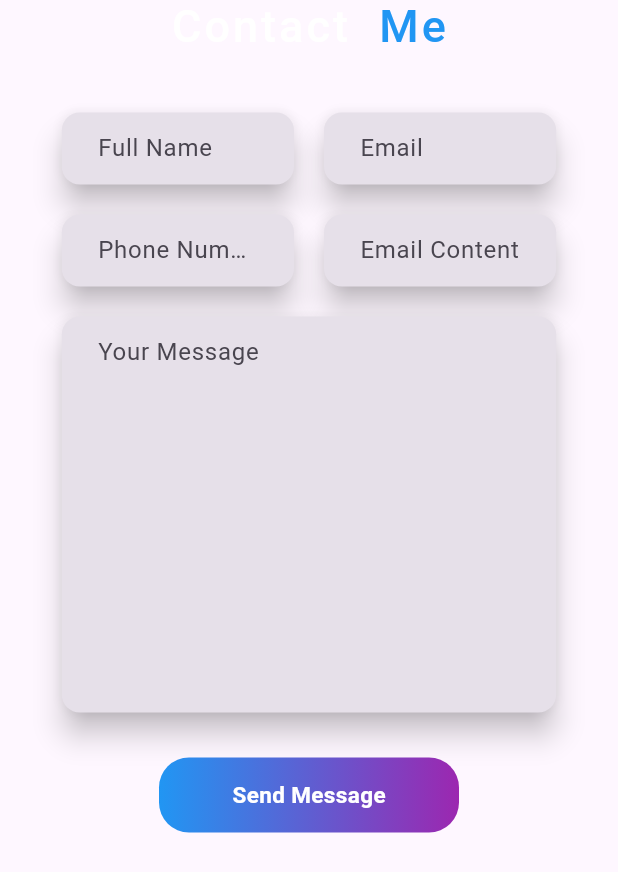
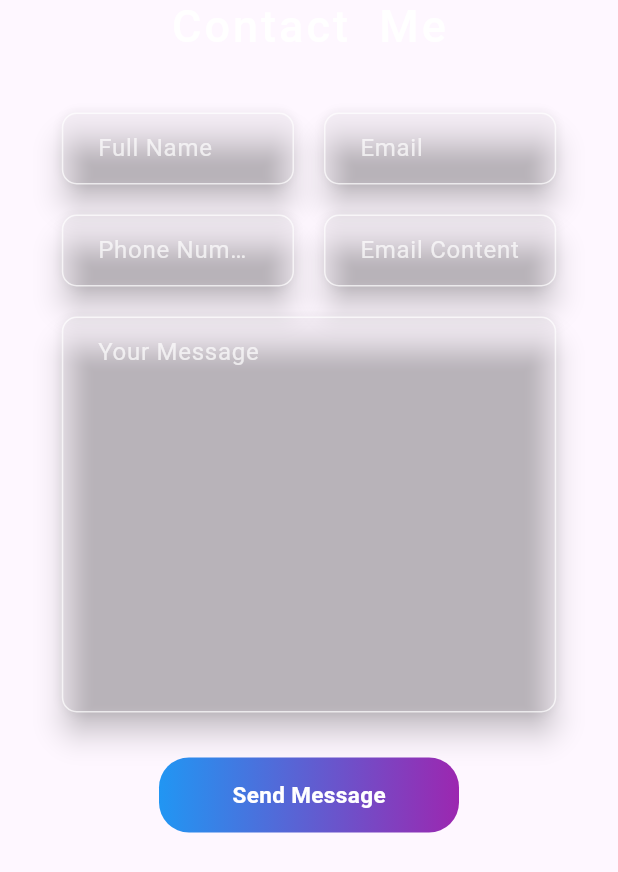
Before and after one commit to Akshaykpz/personal_website_flutter, a Flutter app: the ContactMe widget shown alone on an empty page, opened directly, on a phone screen of 412 x 824 dp. Shown: the top 872 px of the screen. Run offline on Flutter 3.47's test engine with Material 3 defaults, Android fonts, the light colour scheme and no system bars; our stand-ins replace animate_do, animated_text_kit, google_fonts, lottie; missing offline and left inert: dart:html.

Commit message:
all changes

```diff
--- a/lib/constants/colors.dart
+++ b/lib/constants/colors.dart
@@ -1,6 +1,6 @@
 import 'package:flutter/material.dart';
 
 class AppColors {
-  static Color bgcolors = const Color(0xff003153);
-  static Color bgcolors1 = Color.fromARGB(255, 1, 67, 121);
+  static Color bgcolors = Color.fromARGB(255, 15, 12, 12);
+  static Color bgcolors1 = Color.fromARGB(255, 36, 35, 35);
 }
--- a/lib/view/widgets/contact_us.dart
+++ b/lib/view/widgets/contact_us.dart
@@ -18,6 +18,16 @@ final TextEditingController emailController = TextEditingController();
 final TextEditingController phoneController = TextEditingController();
 final TextEditingController contentController = TextEditingController();
 final TextEditingController messageController = TextEditingController();
+void showSnackBar(BuildContext context) {
+  const snackBar = SnackBar(
+    content: Text('Message Sent Sucessfully'),
+    backgroundColor: Colors.green,
+    behavior: SnackBarBehavior.floating,
+    width: 500,
+    duration: Duration(seconds: 1),
+  );
+  ScaffoldMessenger.of(context).showSnackBar(snackBar);
+}
 
 Future sendemail() async {
   const serviceId = 'service_01uj5cm';
@@ -68,7 +78,7 @@ class _ContactMeState extends State<ContactMe> {
                       children: [
                 TextSpan(
                   text: '  Me',
-                  style: Apptext.addstyles(Colors.blue),
+                  style: Apptext.addstyles(Colors.white),
                 )
               ]))),
           const SizedBox(
@@ -82,6 +92,7 @@ class _ContactMeState extends State<ContactMe> {
                   elevation: 8,
                   borderRadius: BorderRadius.circular(12),
                   child: TextFormField(
+                    style: TextStyle(color: Colors.white),
                     controller: nameController,
                     decoration: inputFiled(hinttext: 'Full Name'),
                   ),
@@ -96,6 +107,7 @@ class _ContactMeState extends State<ContactMe> {
                   elevation: 8,
                   borderRadius: BorderRadius.circular(12),
                   child: TextFormField(
+                    style: TextStyle(color: Colors.white),
                     controller: emailController,
                     decoration: inputFiled(hinttext: 'Email'),
                   ),
@@ -114,6 +126,7 @@ class _ContactMeState extends State<ContactMe> {
                   elevation: 8,
                   borderRadius: BorderRadius.circular(12),
                   child: TextFormField(
+                    style: TextStyle(color: Colors.white),
                     controller: phoneController,
                     decoration: inputFiled(hinttext: 'Phone Number'),
                   ),
@@ -128,6 +141,7 @@ class _ContactMeState extends State<ContactMe> {
                   elevation: 8,
                   borderRadius: BorderRadius.circular(12),
                   child: TextFormField(
+                    style: TextStyle(color: Colors.white),
                     controller: contentController,
                     decoration: inputFiled(hinttext: 'Email Content'),
                   ),
@@ -143,6 +157,7 @@ class _ContactMeState extends State<ContactMe> {
             elevation: 8,
             borderRadius: BorderRadius.circular(12),
             child: TextFormField(
+              style: TextStyle(color: Colors.white),
               controller: messageController,
               maxLines: 10,
               decoration: inputFiled(hinttext: 'Your Message'),
@@ -152,7 +167,9 @@ class _ContactMeState extends State<ContactMe> {
             height: 30,
           ),
           InkWell(
-            onTap: () {},
+            onTap: () {
+              showSnackBar(context);
+            },
             onHover: (value) {
               setState(() {
                 isData = value;
@@ -209,15 +226,19 @@ class _ContactMeState extends State<ContactMe> {
 
   InputDecoration inputFiled({required String hinttext}) {
     return InputDecoration(
-        hintText: hinttext,
-        enabledBorder: OutlineInputBorder(
-            borderRadius: BorderRadius.circular(12),
-            borderSide: BorderSide.none),
-        focusedBorder: OutlineInputBorder(
-            borderRadius: BorderRadius.circular(12),
-            borderSide: BorderSide.none),
-        contentPadding: EdgeInsets.symmetric(horizontal: 20, vertical: 12),
-        filled: true,
-        focusColor: Colors.blueGrey);
+      hintText: hinttext,
+      fillColor: Colors.transparent,
+      hintStyle: const TextStyle(color: Colors.white70),
+      enabledBorder: OutlineInputBorder(
+        borderRadius: BorderRadius.circular(10),
+        borderSide: BorderSide(color: Colors.white70), // Change here
+      ),
+      focusedBorder: OutlineInputBorder(
+        borderRadius: BorderRadius.circular(18),
+      ),
+      contentPadding: const EdgeInsets.symmetric(horizontal: 20, vertical: 12),
+      filled: true,
+      focusColor: Colors.blueGrey,
+    );
   }
 }
--- a/lib/view/widgets/my_service.dart
+++ b/lib/view/widgets/my_service.dart
@@ -35,7 +35,7 @@ class _MyServiceState extends State<MyService> {
                       children: [
                 TextSpan(
                   text: '  Services',
-                  style: Apptext.addstyles(Colors.blue),
+                  style: Apptext.addstyles(Colors.white),
                 )
               ]))),
           const SizedBox(
--- a/pubspec.yaml
+++ b/pubspec.yaml
@@ -41,6 +41,7 @@ dependencies:
   url_launcher: ^6.2.4
 
   http: ^1.2.0
+  lottie: ^3.1.0
 
 dev_dependencies:
   flutter_test:
@@ -95,6 +96,8 @@ flutter:
     - assets/images/WhatsApp Image 2024-02-29 at 11.56.24_4da76985.jpg
     - assets/images/WhatsApp Image 2024-02-29 at 18.41.19_76132ea6.jpg
     - assets/images/sl_z_072523_61700_01.jpg
+    - assets/images/Animation - 1709289052606.gif
+    - assets/images/Animation - 1709290147936.json
 
 
   #   - images/a_dot_burr.jpeg
```
Also changed, not shown: assets/images/Animation - 1709290147936.json (added, +1 -0 lines), lib/constants/text.dart (added, +23 -0 lines), lib/view/home.dart (+32 -13 lines), lib/view/widgets/about.dart (+6 -2 lines), lib/view/widgets/experience.dart (+5 -2 lines), lib/view/widgets/my_portfolio.dart (+8 -31 lines), lib/view/widgets/profile_image.dart (+4 -4 lines), assets/images/Animation - 1709289052606.gif (added), lib/view/widgets/routes.dart (added), pubspec.lock.
